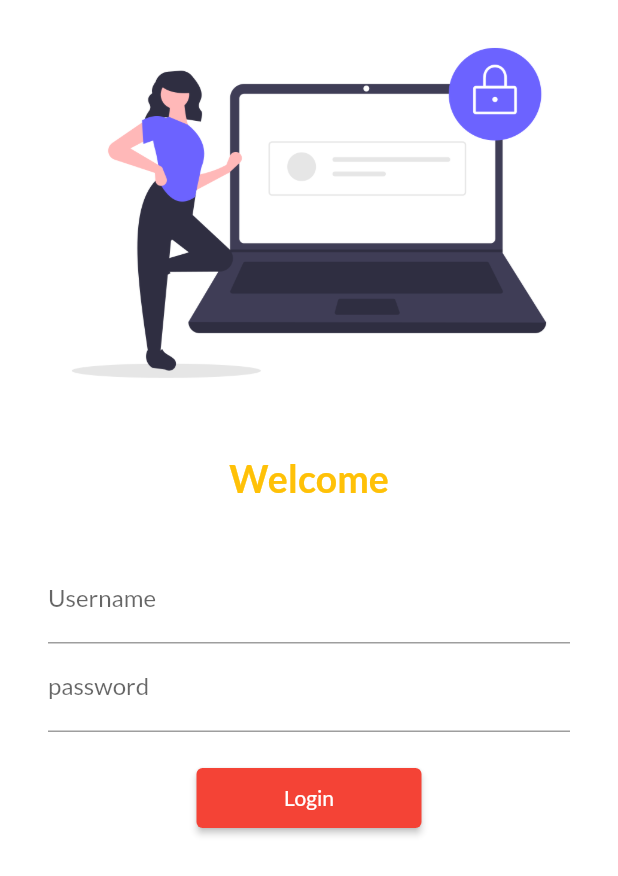
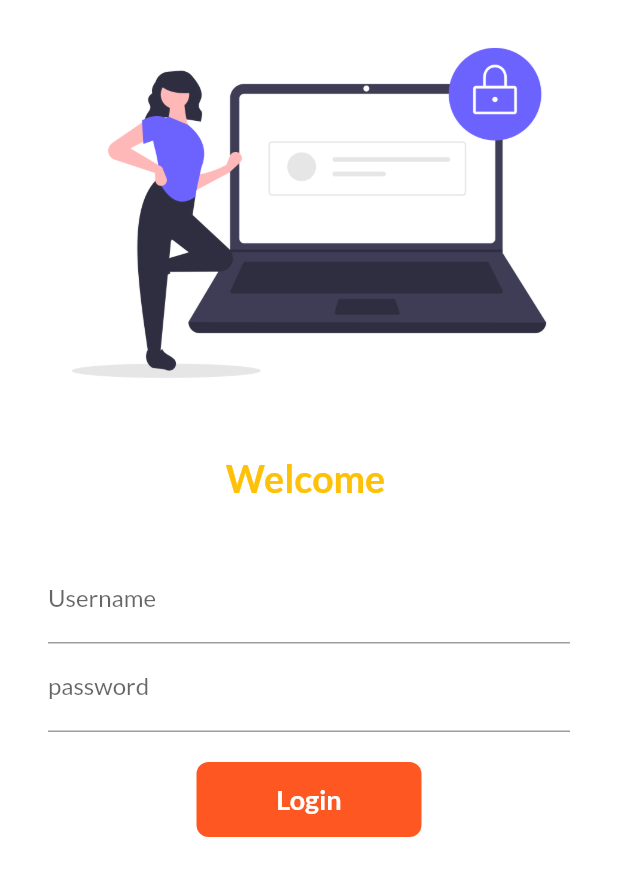
Before and after one commit to prashantlaldas/300DaysOfFlutter, a Flutter app: the screen it shows after launch, on a phone screen of 412 x 824 dp. Shown: the top 876 px of the screen. Run offline on Flutter 3.47's test engine with Material 2 defaults, Android fonts, the phone set to English and light mode, and no system bars; our stand-ins replace google_fonts.

```diff
--- a/lib/pages/login_page.dart
+++ b/lib/pages/login_page.dart
@@ -1,7 +1,16 @@
 import 'package:career_start/utils/routes.dart';
 import 'package:flutter/material.dart';
 
-class LoginPage extends StatelessWidget {
+class LoginPage extends StatefulWidget {
+  @override
+  _LoginPageState createState() => _LoginPageState();
+}
+
+class _LoginPageState extends State<LoginPage> {
+
+  String name = "";
+  bool changeButton = false;
+
   @override
   Widget build(BuildContext context) {
     return Material(
@@ -13,7 +22,7 @@ class LoginPage extends StatelessWidget {
             SizedBox(
               height:  20.0,
             ),
-            Text("Welcome",style: TextStyle(
+            Text("Welcome $name",style: TextStyle(
               fontWeight: FontWeight.bold,
               fontSize: 25,
               color: Colors.amber
@@ -31,6 +40,12 @@ class LoginPage extends StatelessWidget {
                     decoration: InputDecoration(
                         hintText: "Enter Username",
                         labelText: "Username"),
+                    onChanged: (value){
+                      name = value;
+                      setState(() {
+
+                      });
+                    },
                   ),
                   TextFormField(
                     obscureText: true,
@@ -42,15 +57,41 @@ class LoginPage extends StatelessWidget {
                   SizedBox(
                     height:  20.0,
                   ),
-                  ElevatedButton(
-                    child: Text("Login"),
-                    style: TextButton.styleFrom(minimumSize: Size(150,40)),
-                    onPressed: (){
-                     Navigator.pushNamed(context, MyRoutes.homeRoutes);
+                  InkWell(
+                    onTap: () async {
+                      setState(() {
+                        changeButton = true;
+                      });
+                      await Future.delayed(Duration(seconds: 1));
+                      Navigator.pushNamed(context, MyRoutes.homeRoutes);
                     },
-
+                    child: AnimatedContainer(
+                      duration: Duration(seconds: 1),
+                      width: changeButton ? 50 :150,
+                      height: 50,
+                      alignment: Alignment.center,
+                      child: changeButton ? Icon(Icons.done,color: Colors.white,): Text(
+                        "Login",
+                            style: TextStyle(
+                              color: Colors.white,
+                              fontSize: 18,
+                              fontWeight: FontWeight.bold
+                            ),
+                      ),
+                      decoration: BoxDecoration(
+                        color: Colors.deepOrange,
+                        //shape: changeButton? BoxShape.circle : BoxShape.rectangle,
+                        borderRadius: BorderRadius.circular(changeButton ? 50:8),
+                      ),
                     ),
-
+                  ),
+                  // ElevatedButton(
+                  //   child: Text("Login"),
+                  //   style: TextButton.styleFrom(minimumSize: Size(150,40)),
+                  //   onPressed: (){
+                  //    Navigator.pushNamed(context, MyRoutes.homeRoutes);
+                  //   },
+                  // ),
                 ],
               ),
             ),
```
